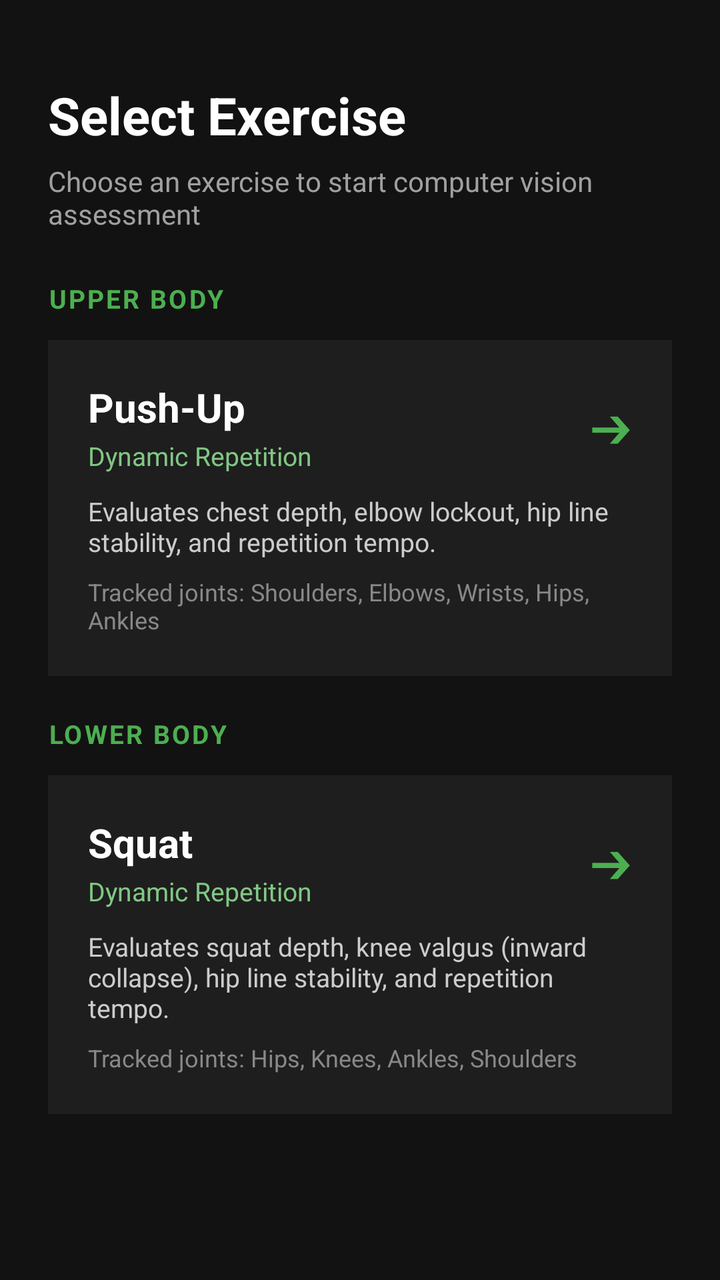
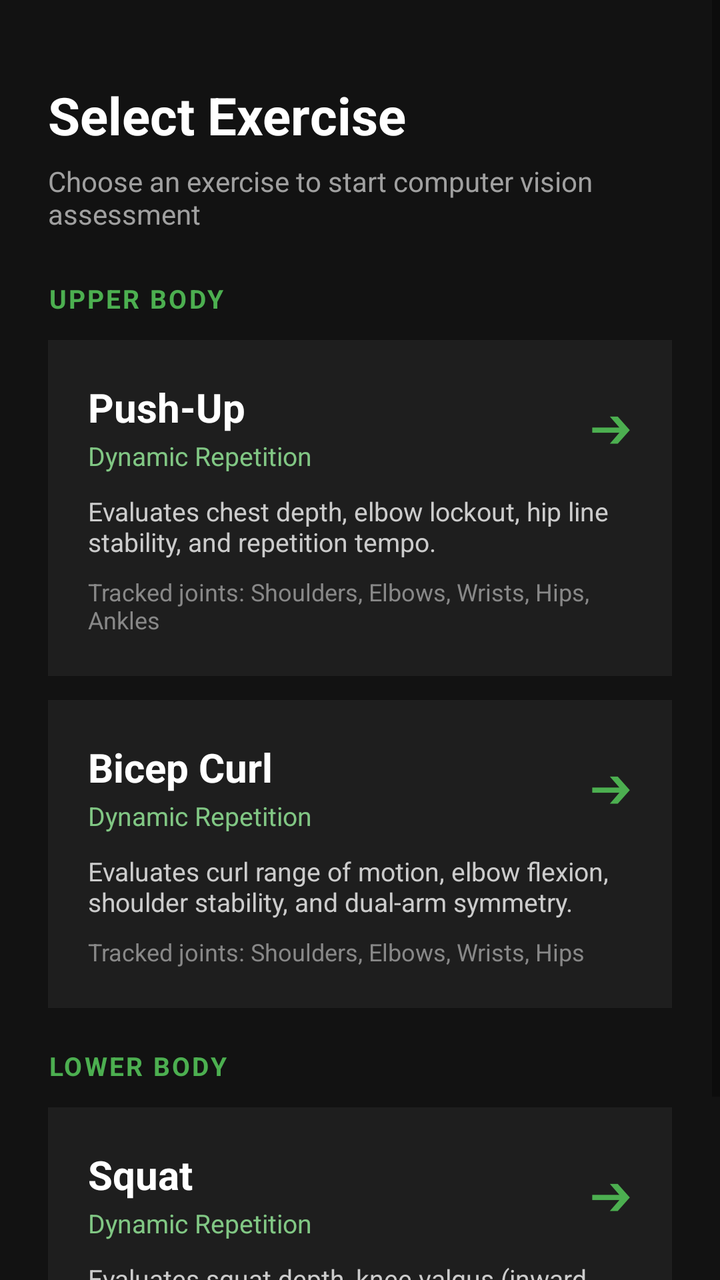

Before-and-after screenshots of an Android layout around one commit, followed by the original layout XML and the change that was made.
<!-- AndroidManifest.xml: application theme Theme.ExerciseAssessment -->
<!-- res/layout/activity_exercise_select.xml -->
<?xml version="1.0" encoding="utf-8"?>
<LinearLayout xmlns:android="http://schemas.android.com/apk/res/android"
    android:layout_width="match_parent"
    android:layout_height="match_parent"
    android:orientation="vertical"
    android:background="#121212"
    android:padding="24dp">

    <TextView
        android:id="@+id/tvSelectTitle"
        android:layout_width="match_parent"
        android:layout_height="wrap_content"
        android:text="Select Exercise"
        android:textColor="#FFFFFF"
        android:textSize="26sp"
        android:textStyle="bold"
        android:layout_marginTop="16dp" />

    <TextView
        android:id="@+id/tvSelectSubtitle"
        android:layout_width="match_parent"
        android:layout_height="wrap_content"
        android:text="Choose an exercise to start computer vision assessment"
        android:textColor="#A0A0A0"
        android:textSize="14sp"
        android:layout_marginTop="6dp"
        android:layout_marginBottom="24dp" />

    <TextView
        android:id="@+id/tvCategoryHeader"
        android:layout_width="match_parent"
        android:layout_height="wrap_content"
        android:text="UPPER BODY"
        android:textColor="#4CAF50"
        android:textSize="13sp"
        android:textStyle="bold"
        android:letterSpacing="0.08"
        android:layout_marginBottom="12dp" />

    
    <LinearLayout
        android:id="@+id/cardPushUp"
        android:layout_width="match_parent"
        android:layout_height="wrap_content"
        android:orientation="vertical"
        android:background="#1E1E1E"
        android:padding="20dp"
        android:clickable="true"
        android:focusable="true">

        <LinearLayout
            android:layout_width="match_parent"
            android:layout_height="wrap_content"
            android:orientation="horizontal"
            android:gravity="center_vertical">

            <LinearLayout
                android:layout_width="0dp"
                android:layout_height="wrap_content"
                android:layout_weight="1"
                android:orientation="vertical">

                <TextView
                    android:id="@+id/tvExerciseName"
                    android:layout_width="wrap_content"
                    android:layout_height="wrap_content"
                    android:text="Push-Up"
                    android:textColor="#FFFFFF"
                    android:textSize="20sp"
                    android:textStyle="bold" />

                <TextView
                    android:layout_width="wrap_content"
                    android:layout_height="wrap_content"
                    android:text="Dynamic Repetition"
                    android:textColor="#81C784"
                    android:textSize="13sp"
                    android:layout_marginTop="2dp" />
            </LinearLayout>

            <TextView
                android:layout_width="wrap_content"
                android:layout_height="wrap_content"
                android:text="➔"
                android:textColor="#4CAF50"
                android:textSize="22sp" />
        </LinearLayout>

        <TextView
            android:layout_width="match_parent"
            android:layout_height="wrap_content"
            android:text="Evaluates chest depth, elbow lockout, hip line stability, and repetition tempo."
            android:textColor="#CCCCCC"
            android:textSize="13sp"
            android:layout_marginTop="10dp" />

        <TextView
            android:layout_width="match_parent"
            android:layout_height="wrap_content"
            android:text="Tracked joints: Shoulders, Elbows, Wrists, Hips, Ankles"
            android:textColor="#888888"
            android:textSize="12sp"
            android:layout_marginTop="8dp" />
    </LinearLayout>

    <TextView
        android:id="@+id/tvCategoryHeaderLower"
        android:layout_width="match_parent"
        android:layout_height="wrap_content"
        android:text="LOWER BODY"
        android:textColor="#4CAF50"
        android:textSize="13sp"
        android:textStyle="bold"
        android:letterSpacing="0.08"
        android:layout_marginTop="20dp"
        android:layout_marginBottom="12dp" />

    
    <LinearLayout
        android:id="@+id/cardSquat"
        android:layout_width="match_parent"
        android:layout_height="wrap_content"
        android:orientation="vertical"
        android:background="#1E1E1E"
        android:padding="20dp"
        android:clickable="true"
        android:focusable="true">

        <LinearLayout
            android:layout_width="match_parent"
            android:layout_height="wrap_content"
            android:orientation="horizontal"
            android:gravity="center_vertical">

            <LinearLayout
                android:layout_width="0dp"
                android:layout_height="wrap_content"
                android:layout_weight="1"
                android:orientation="vertical">

                <TextView
                    android:id="@+id/tvSquatName"
                    android:layout_width="wrap_content"
                    android:layout_height="wrap_content"
                    android:text="Squat"
                    android:textColor="#FFFFFF"
                    android:textSize="20sp"
                    android:textStyle="bold" />

                <TextView
                    android:layout_width="wrap_content"
                    android:layout_height="wrap_content"
                    android:text="Dynamic Repetition"
                    android:textColor="#81C784"
                    android:textSize="13sp"
                    android:layout_marginTop="2dp" />
            </LinearLayout>

            <TextView
                android:layout_width="wrap_content"
                android:layout_height="wrap_content"
                android:text="➔"
                android:textColor="#4CAF50"
                android:textSize="22sp" />
        </LinearLayout>

        <TextView
            android:layout_width="match_parent"
            android:layout_height="wrap_content"
            android:text="Evaluates squat depth, knee valgus (inward collapse), hip line stability, and repetition tempo."
            android:textColor="#CCCCCC"
            android:textSize="13sp"
            android:layout_marginTop="10dp" />

        <TextView
            android:layout_width="match_parent"
            android:layout_height="wrap_content"
            android:text="Tracked joints: Hips, Knees, Ankles, Shoulders"
            android:textColor="#888888"
            android:textSize="12sp"
            android:layout_marginTop="8dp" />
    </LinearLayout>

</LinearLayout>
<!-- resources referenced by this layout -->
<resources>
  <style name="Theme.ExerciseAssessment" parent="Theme.AppCompat.DayNight.NoActionBar">
          <item name="android:statusBarColor">#121212</item>
      </style>
</resources>

<!-- the commit's change to res/layout/activity_exercise_select.xml (unified diff, before → after) -->
@@ -1,184 +1,257 @@
 <?xml version="1.0" encoding="utf-8"?>
-<LinearLayout xmlns:android="http://schemas.android.com/apk/res/android"
+<ScrollView xmlns:android="http://schemas.android.com/apk/res/android"
     android:layout_width="match_parent"
     android:layout_height="match_parent"
-    android:orientation="vertical"
     android:background="#121212"
-    android:padding="24dp">
-
-    <TextView
-        android:id="@+id/tvSelectTitle"
-        android:layout_width="match_parent"
-        android:layout_height="wrap_content"
-        android:text="Select Exercise"
-        android:textColor="#FFFFFF"
-        android:textSize="26sp"
-        android:textStyle="bold"
-        android:layout_marginTop="16dp" />
-
-    <TextView
-        android:id="@+id/tvSelectSubtitle"
-        android:layout_width="match_parent"
-        android:layout_height="wrap_content"
-        android:text="Choose an exercise to start computer vision assessment"
-        android:textColor="#A0A0A0"
-        android:textSize="14sp"
-        android:layout_marginTop="6dp"
-        android:layout_marginBottom="24dp" />
-
-    <TextView
-        android:id="@+id/tvCategoryHeader"
-        android:layout_width="match_parent"
-        android:layout_height="wrap_content"
-        android:text="UPPER BODY"
-        android:textColor="#4CAF50"
-        android:textSize="13sp"
-        android:textStyle="bold"
-        android:letterSpacing="0.08"
-        android:layout_marginBottom="12dp" />
-
-    
+    android:fillViewport="true">
+
     <LinearLayout
-        android:id="@+id/cardPushUp"
         android:layout_width="match_parent"
         android:layout_height="wrap_content"
         android:orientation="vertical"
-        android:background="#1E1E1E"
-        android:padding="20dp"
-        android:clickable="true"
-        android:focusable="true">
-
+        android:padding="24dp">
+
+        <TextView
+            android:id="@+id/tvSelectTitle"
+            android:layout_width="match_parent"
+            android:layout_height="wrap_content"
+            android:text="Select Exercise"
+            android:textColor="#FFFFFF"
+            android:textSize="26sp"
+            android:textStyle="bold"
+            android:layout_marginTop="16dp" />
+
+        <TextView
+            android:id="@+id/tvSelectSubtitle"
+            android:layout_width="match_parent"
+            android:layout_height="wrap_content"
+            android:text="Choose an exercise to start computer vision assessment"
+            android:textColor="#A0A0A0"
+            android:textSize="14sp"
+            android:layout_marginTop="6dp"
+            android:layout_marginBottom="24dp" />
+
+        <TextView
+            android:id="@+id/tvCategoryHeader"
+            android:layout_width="match_parent"
+            android:layout_height="wrap_content"
+            android:text="UPPER BODY"
+            android:textColor="#4CAF50"
+            android:textSize="13sp"
+            android:textStyle="bold"
+            android:letterSpacing="0.08"
+            android:layout_marginBottom="12dp" />
+
+        
         <LinearLayout
-            android:layout_width="match_parent"
-            android:layout_height="wrap_content"
-            android:orientation="horizontal"
-            android:gravity="center_vertical">
+            android:id="@+id/cardPushUp"
+            android:layout_width="match_parent"
+            android:layout_height="wrap_content"
+            android:orientation="vertical"
+            android:background="#1E1E1E"
+            android:padding="20dp"
+            android:clickable="true"
+            android:focusable="true">
 
             <LinearLayout
-                android:layout_width="0dp"
-                android:layout_height="wrap_content"
-                android:layout_weight="1"
-                android:orientation="vertical">
-
-                <TextView
-                    android:id="@+id/tvExerciseName"
-                    android:layout_width="wrap_content"
-                    android:layout_height="wrap_content"
-                    android:text="Push-Up"
-                    android:textColor="#FFFFFF"
-                    android:textSize="20sp"
-                    android:textStyle="bold" />
+                android:layout_width="match_parent"
+                android:layout_height="wrap_content"
+                android:orientation="horizontal"
+                android:gravity="center_vertical">
+
+                <LinearLayout
+                    android:layout_width="0dp"
+                    android:layout_height="wrap_content"
+                    android:layout_weight="1"
+                    android:orientation="vertical">
+
+                    <TextView
+                        android:id="@+id/tvExerciseName"
+                        android:layout_width="wrap_content"
+                        android:layout_height="wrap_content"
+                        android:text="Push-Up"
+                        android:textColor="#FFFFFF"
+                        android:textSize="20sp"
+                        android:textStyle="bold" />
+
+                    <TextView
+                        android:layout_width="wrap_content"
+                        android:layout_height="wrap_content"
+                        android:text="Dynamic Repetition"
+                        android:textColor="#81C784"
+                        android:textSize="13sp"
+                        android:layout_marginTop="2dp" />
+                </LinearLayout>
 
                 <TextView
                     android:layout_width="wrap_content"
                     android:layout_height="wrap_content"
-                    android:text="Dynamic Repetition"
-                    android:textColor="#81C784"
-                    android:textSize="13sp"
-                    android:layout_marginTop="2dp" />
+                    android:text="➔"
+                    android:textColor="#4CAF50"
+                    android:textSize="22sp" />
             </LinearLayout>
 
             <TextView
-                android:layout_width="wrap_content"
-                android:layout_height="wrap_content"
-                android:text="➔"
-                android:textColor="#4CAF50"
-                android:textSize="22sp" />
+                android:layout_width="match_parent"
+                android:layout_height="wrap_content"
+                android:text="Evaluates chest depth, elbow lockout, hip line stability, and repetition tempo."
+                android:textColor="#CCCCCC"
+                android:textSize="13sp"
+                android:layout_marginTop="10dp" />
+
+            <TextView
+                android:layout_width="match_parent"
+                android:layout_height="wrap_content"
+                android:text="Tracked joints: Shoulders, Elbows, Wrists, Hips, Ankles"
+                android:textColor="#888888"
+                android:textSize="12sp"
+                android:layout_marginTop="8dp" />
         </LinearLayout>
 
-        <TextView
-            android:layout_width="match_parent"
-            android:layout_height="wrap_content"
-            android:text="Evaluates chest depth, elbow lockout, hip line stability, and repetition tempo."
-            android:textColor="#CCCCCC"
-            android:textSize="13sp"
-            android:layout_marginTop="10dp" />
-
-        <TextView
-            android:layout_width="match_parent"
-            android:layout_height="wrap_content"
-            android:text="Tracked joints: Shoulders, Elbows, Wrists, Hips, Ankles"
-            android:textColor="#888888"
-            android:textSize="12sp"
-            android:layout_marginTop="8dp" />
-    </LinearLayout>
-
-    <TextView
-        android:id="@+id/tvCategoryHeaderLower"
-        android:layout_width="match_parent"
-        android:layout_height="wrap_content"
-        android:text="LOWER BODY"
-        android:textColor="#4CAF50"
-        android:textSize="13sp"
-        android:textStyle="bold"
-        android:letterSpacing="0.08"
-        android:layout_marginTop="20dp"
-        android:layout_marginBottom="12dp" />
-
-    
-    <LinearLayout
-        android:id="@+id/cardSquat"
-        android:layout_width="match_parent"
-        android:layout_height="wrap_content"
-        android:orientation="vertical"
-        android:background="#1E1E1E"
-        android:padding="20dp"
-        android:clickable="true"
-        android:focusable="true">
-
+        
         <LinearLayout
-            android:layout_width="match_parent"
-            android:layout_height="wrap_content"
-            android:orientation="horizontal"
-            android:gravity="center_vertical">
+            android:id="@+id/cardBicepCurl"
+            android:layout_width="match_parent"
+            android:layout_height="wrap_content"
+            android:orientation="vertical"
+            android:background="#1E1E1E"
+            android:padding="20dp"
+            android:layout_marginTop="12dp"
+            android:clickable="true"
+            android:focusable="true">
 
             <LinearLayout
-                android:layout_width="0dp"
-                android:layout_height="wrap_content"
-                android:layout_weight="1"
-                android:orientation="vertical">
-
-                <TextView
-                    android:id="@+id/tvSquatName"
-                    android:layout_width="wrap_content"
-                    android:layout_height="wrap_content"
-                    android:text="Squat"
-                    android:textColor="#FFFFFF"
-                    android:textSize="20sp"
-                    android:textStyle="bold" />
+                android:layout_width="match_parent"
+                android:layout_height="wrap_content"
+                android:orientation="horizontal"
+                android:gravity="center_vertical">
+
+                <LinearLayout
+                    android:layout_width="0dp"
+                    android:layout_height="wrap_content"
+                    android:layout_weight="1"
+                    android:orientation="vertical">
+
+                    <TextView
+                        android:id="@+id/tvBicepCurlName"
+                        android:layout_width="wrap_content"
+                        android:layout_height="wrap_content"
+                        android:text="Bicep Curl"
+                        android:textColor="#FFFFFF"
+                        android:textSize="20sp"
+                        android:textStyle="bold" />
+
+                    <TextView
+                        android:layout_width="wrap_content"
+                        android:layout_height="wrap_content"
+                        android:text="Dynamic Repetition"
+                        android:textColor="#81C784"
+                        android:textSize="13sp"
+                        android:layout_marginTop="2dp" />
+                </LinearLayout>
 
                 <TextView
                     android:layout_width="wrap_content"
                     android:layout_height="wrap_content"
-                    android:text="Dynamic Repetition"
-                    android:textColor="#81C784"
-                    android:textSize="13sp"
-                    android:layout_marginTop="2dp" />
+                    android:text="➔"
+                    android:textColor="#4CAF50"
+                    android:textSize="22sp" />
             </LinearLayout>
 
             <TextView
-                android:layout_width="wrap_content"
-                android:layout_height="wrap_content"
-                android:text="➔"
-                android:textColor="#4CAF50"
-                android:textSize="22sp" />
+                android:layout_width="match_parent"
+                android:layout_height="wrap_content"
+                android:text="Evaluates curl range of motion, elbow flexion, shoulder stability, and dual-arm symmetry."
+                android:textColor="#CCCCCC"
+                android:textSize="13sp"
+                android:layout_marginTop="10dp" />
+
+            <TextView
+                android:layout_width="match_parent"
+                android:layout_height="wrap_content"
+                android:text="Tracked joints: Shoulders, Elbows, Wrists, Hips"
+                android:textColor="#888888"
+                android:textSize="12sp"
+                android:layout_marginTop="8dp" />
         </LinearLayout>
 
         <TextView
-            android:layout_width="match_parent"
-            android:layout_height="wrap_content"
-            android:text="Evaluates squat depth, knee valgus (inward collapse), hip line stability, and repetition tempo."
-            android:textColor="#CCCCCC"
+            android:id="@+id/tvCategoryHeaderLower"
+            android:layout_width="match_parent"
+            android:layout_height="wrap_content"
+            android:text="LOWER BODY"
+            android:textColor="#4CAF50"
             android:textSize="13sp"
-            android:layout_marginTop="10dp" />
-
-        <TextView
-            android:layout_width="match_parent"
-            android:layout_height="wrap_content"
-            android:text="Tracked joints: Hips, Knees, Ankles, Shoulders"
-            android:textColor="#888888"
-            android:textSize="12sp"
-            android:layout_marginTop="8dp" />
+            android:textStyle="bold"
+            android:letterSpacing="0.08"
+            android:layout_marginTop="20dp"
+            android:layout_marginBottom="12dp" />
+
+        
+        <LinearLayout
+            android:id="@+id/cardSquat"
+            android:layout_width="match_parent"
+            android:layout_height="wrap_content"
+            android:orientation="vertical"
+            android:background="#1E1E1E"
+            android:padding="20dp"
+            android:clickable="true"
+            android:focusable="true">
+
+            <LinearLayout
+                android:layout_width="match_parent"
+                android:layout_height="wrap_content"
+                android:orientation="horizontal"
+                android:gravity="center_vertical">
+
+                <LinearLayout
+                    android:layout_width="0dp"
+                    android:layout_height="wrap_content"
+                    android:layout_weight="1"
+                    android:orientation="vertical">
+
+                    <TextView
+                        android:id="@+id/tvSquatName"
+                        android:layout_width="wrap_content"
+                        android:layout_height="wrap_content"
+                        android:text="Squat"
+                        android:textColor="#FFFFFF"
+                        android:textSize="20sp"
+                        android:textStyle="bold" />
+
+                    <TextView
+                        android:layout_width="wrap_content"
+                        android:layout_height="wrap_content"
+                        android:text="Dynamic Repetition"
+                        android:textColor="#81C784"
+                        android:textSize="13sp"
+                        android:layout_marginTop="2dp" />
+                </LinearLayout>
+
+                <TextView
+                    android:layout_width="wrap_content"
+                    android:layout_height="wrap_content"
+                    android:text="➔"
+                    android:textColor="#4CAF50"
+                    android:textSize="22sp" />
+            </LinearLayout>
+
+            <TextView
+                android:layout_width="match_parent"
+                android:layout_height="wrap_content"
+                android:text="Evaluates squat depth, knee valgus (inward collapse), hip line stability, and repetition tempo."
+                android:textColor="#CCCCCC"
+                android:textSize="13sp"
+                android:layout_marginTop="10dp" />
+
+            <TextView
+                android:layout_width="match_parent"
+                android:layout_height="wrap_content"
+                android:text="Tracked joints: Hips, Knees, Ankles, Shoulders"
+                android:textColor="#888888"
+                android:textSize="12sp"
+                android:layout_marginTop="8dp" />
+        </LinearLayout>
+
     </LinearLayout>
-
-</LinearLayout>
+</ScrollView>
